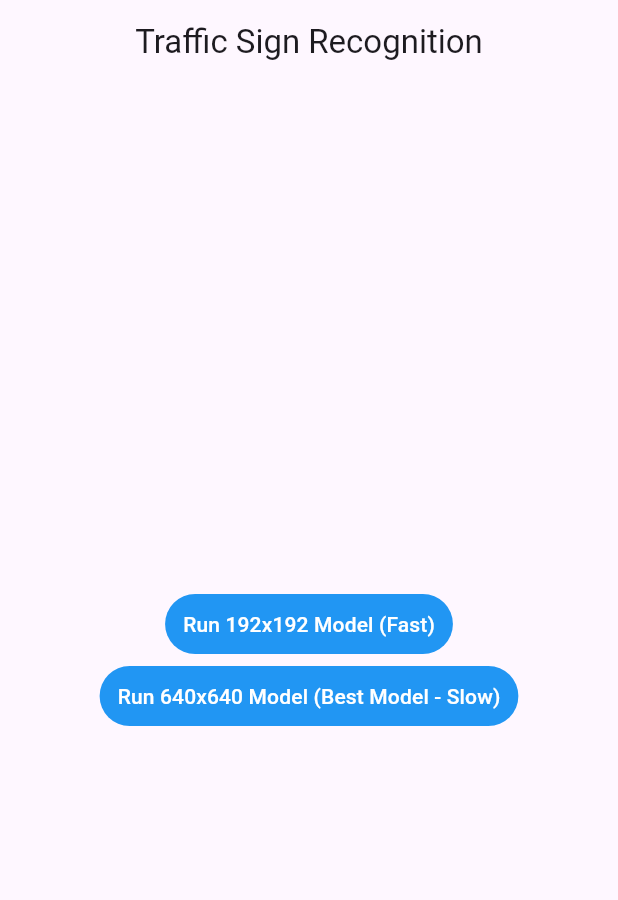
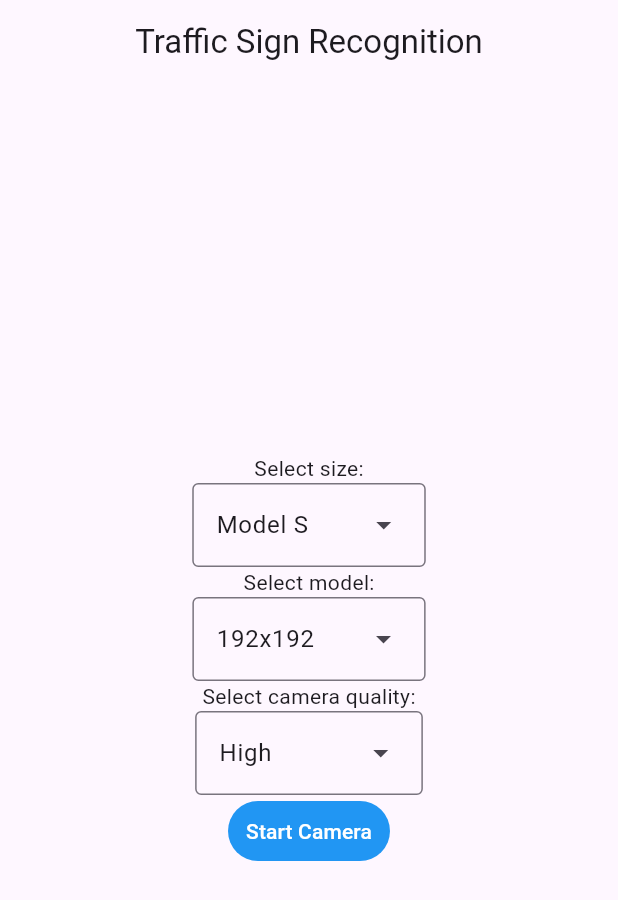
Before and after one commit to htloc/Flutter, a Flutter app: the screen it shows after launch, on a phone screen of 412 x 824 dp. Shown: the top 900 px of the screen. Run offline on Flutter 3.47's test engine with Material 3 defaults, Android fonts, the phone set to English and light mode, and no system bars; our stand-ins replace assets_audio_player, camera, csv; missing offline and left inert: pytorch_lite.

Commit message:
apply dropdown

```diff
--- a/lib/main.dart
+++ b/lib/main.dart
@@ -1,5 +1,7 @@
 import 'package:flutter/material.dart';
 import 'package:pytorch_lite_example/run_model_by_camera_demo.dart';
+
+import 'ui/dropdown.dart';
 
 Future<void> main() async {
   runApp(const ChooseDemo());
@@ -13,6 +15,10 @@ class ChooseDemo extends StatefulWidget {
 }
 
 class _ChooseDemoState extends State<ChooseDemo> {
+  String modelValue = "192x192";
+  String cameraValue = "High";
+  String sizeValue = "Model S";
+
   @override
   Widget build(BuildContext context) {
     return MaterialApp(
@@ -27,13 +33,26 @@ class _ChooseDemoState extends State<ChooseDemo> {
               crossAxisAlignment: CrossAxisAlignment.center,
               mainAxisAlignment: MainAxisAlignment.center,
               children: [
+                MyDropdownMenu(
+                  setCameraCallback: (val) => setState(() {
+                    cameraValue = val;
+                  }),
+                  setModelcallback: (val) => setState(() {
+                    modelValue = val;
+                  }),
+                  setSizeCallback: (val) => setState(() {
+                    sizeValue = val;
+                  }),
+                ),
                 TextButton(
                   onPressed: () => {
                     Navigator.push(
                       context,
                       MaterialPageRoute(
-                          builder: (context) => const RunModelByCameraDemo(
-                                isBestModel: false,
+                          builder: (context) => RunModelByCameraDemo(
+                                model: modelValue,
+                                cameraQuality: cameraValue,
+                                size: sizeValue,
                               )),
                     )
                   },
@@ -41,27 +60,7 @@ class _ChooseDemoState extends State<ChooseDemo> {
                     backgroundColor: Colors.blue,
                   ),
                   child: const Text(
-                    "Run 192x192 Model (Fast)",
-                    style: TextStyle(
-                      color: Colors.white,
-                    ),
-                  ),
-                ),
-                TextButton(
-                  onPressed: () => {
-                    Navigator.push(
-                      context,
-                      MaterialPageRoute(
-                          builder: (context) => const RunModelByCameraDemo(
-                                isBestModel: true,
-                              )),
-                    )
-                  },
-                  style: TextButton.styleFrom(
-                    backgroundColor: Colors.blue,
-                  ),
-                  child: const Text(
-                    "Run 640x640 Model (Best Model - Slow)",
+                    "Start Camera",
                     style: TextStyle(
                       color: Colors.white,
                     ),
--- a/lib/ui/box_widget.dart
+++ b/lib/ui/box_widget.dart
@@ -24,16 +24,14 @@ class BoxWidget extends StatelessWidget {
   @override
   Widget build(BuildContext context) {
     // Color for bounding box
-    //print(MediaQuery.of(context).size);
     Color? usedColor;
-    //Size screenSize = CameraViewSingleton.inputImageSize;
-    Size screenSize = CameraViewSingleton.screenSize;
+    Size screenSize = CameraViewSingleton.actualPreviewSizeH;
 
     final assetsAudioPlayer = AssetsAudioPlayer();
-    //Size screenSize = MediaQuery.of(context).size;
+
     var sign = result.sign;
     var detectedObject = result.result;
-    //print(screenSize);
+
     double factorX = screenSize.width;
     double factorY = screenSize.height;
     if (boxesColor == null) {
--- a/lib/ui/camera_view.dart
+++ b/lib/ui/camera_view.dart
@@ -61,11 +61,16 @@ class CameraView extends StatefulWidget {
       resultsCallback;
   final Function(String classification, Duration inferenceTime)
       resultsCallbackClassification;
-  final bool isBestModel;
+  final String model;
+  final String cameraQuality;
+  final String size;
 
   /// Constructor
   const CameraView(this.resultsCallback, this.resultsCallbackClassification,
-      {Key? key, required this.isBestModel})
+      {Key? key,
+      required this.model,
+      required this.cameraQuality,
+      required this.size})
       : super(key: key);
   @override
   _CameraViewState createState() => _CameraViewState();
@@ -131,11 +136,35 @@ class _CameraViewState extends State<CameraView> with WidgetsBindingObserver {
 
   //load your model
   Future loadModel() async {
-    final int imageSize = widget.isBestModel ? 640 : 192;
-    ;
-    String pathObjectDetectionModel = widget.isBestModel
-        ? "assets/models/best.torchscript"
-        : "assets/models/best192.torchscript";
+    String pathObjectDetectionModel = "";
+    int imageSize = 0;
+    switch (widget.size) {
+      case "Model S":
+        pathObjectDetectionModel = "assets/models/yolov8s/";
+        break;
+      case "Model N":
+        pathObjectDetectionModel = "assets/models/yolov8n/";
+        break;
+      case "Model M":
+        pathObjectDetectionModel = "assets/models/yolov8m/";
+        break;
+    }
+
+    switch (widget.model) {
+      case "192x192":
+        pathObjectDetectionModel += "yolov8_192x192.torchscript";
+        imageSize = 192;
+        break;
+      case "320x320":
+        pathObjectDetectionModel += "yolov8_320x320.torchscript";
+        imageSize = 320;
+        break;
+      case "640x640":
+        pathObjectDetectionModel += "yolov8_640x640.torchscript";
+        imageSize = 640;
+        break;
+    }
+
     try {
       _objectModel = await PytorchLite.loadObjectDetectionModel(
           pathObjectDetectionModel, 35, imageSize, imageSize,
@@ -351,15 +380,13 @@ class _CameraViewState extends State<CameraView> with WidgetsBindingObserver {
     if (cameraController == null) return Container();
     if (cameraController?.value.isInitialized == false) return Container();
 
-    return Center(
-      child: CameraPreview(
+    return CameraPreview(
       cameraController!,
       child: Stack(
         children: <Widget>[
           _zoomControl(),
           _exposureControl(),
         ],
-        ),
       ),
     );
   }
--- /dev/null
+++ b/lib/ui/dropdown.dart
@@ -0,0 +1,77 @@
+import 'package:flutter/material.dart';
+
+/// Flutter code sample for [DropdownMenu].
+
+const List<String> modelSelections = <String>['192x192', '320x320', '640x640'];
+typedef SetModelCallback = void Function(String val);
+typedef SetCameraCallback = void Function(String val);
+
+const List<String> cameraSelections = <String>['High', 'Medium', 'Low'];
+const List<String> modelSizeSelections = <String>[
+  'Model S',
+  'Model N',
+  'Model M'
+];
+
+class MyDropdownMenu extends StatefulWidget {
+  final SetModelCallback setModelcallback;
+  final SetCameraCallback setCameraCallback;
+  final SetCameraCallback setSizeCallback;
+
+  const MyDropdownMenu(
+      {Key? key,
+      required this.setModelcallback,
+      required this.setCameraCallback,
+      required this.setSizeCallback})
+      : super(key: key);
+
+  @override
+  State<MyDropdownMenu> createState() => _MyDropdownMenuState();
+}
+
+class _MyDropdownMenuState extends State<MyDropdownMenu> {
+  @override
+  Widget build(BuildContext context) {
+    return Column(children: [
+      const Text("Select size:"),
+      DropdownMenu<String>(
+        initialSelection: modelSizeSelections.first,
+        onSelected: (String? value) {
+          setState(() {
+            widget.setSizeCallback(value!);
+          });
+        },
+        dropdownMenuEntries:
+            modelSizeSelections.map<DropdownMenuEntry<String>>((String value) {
+          return DropdownMenuEntry<String>(value: value, label: value);
+        }).toList(),
+      ),
+      const Text("Select model:"),
+      DropdownMenu<String>(
+        initialSelection: modelSelections.first,
+        onSelected: (String? value) {
+          setState(() {
+            widget.setModelcallback(value!);
+          });
+        },
+        dropdownMenuEntries:
+            modelSelections.map<DropdownMenuEntry<String>>((String value) {
+          return DropdownMenuEntry<String>(value: value, label: value);
+        }).toList(),
+      ),
+      const Text("Select camera quality:"),
+      DropdownMenu<String>(
+        initialSelection: cameraSelections.first,
+        onSelected: (String? value) {
+          setState(() {
+            widget.setCameraCallback(value!);
+          });
+        },
+        dropdownMenuEntries:
+            cameraSelections.map<DropdownMenuEntry<String>>((String value) {
+          return DropdownMenuEntry<String>(value: value, label: value);
+        }).toList(),
+      ),
+    ]);
+  }
+}
--- a/pubspec.yaml
+++ b/pubspec.yaml
@@ -62,7 +62,9 @@ flutter:
   # the material Icons class.
   uses-material-design: true
   assets:
-    - assets/models/
+    - assets/models/yolov8s/
+    - assets/models/yolov8n/
+    - assets/models/yolov8m/
     - assets/labels/
     - assets/records/
     - assets/records/records_signs_auto/
```
Also changed, not shown: lib/run_model_by_camera_demo.dart (+53 -3 lines), 11 other files. Lines whose indentation alone changed are shown as unchanged.
